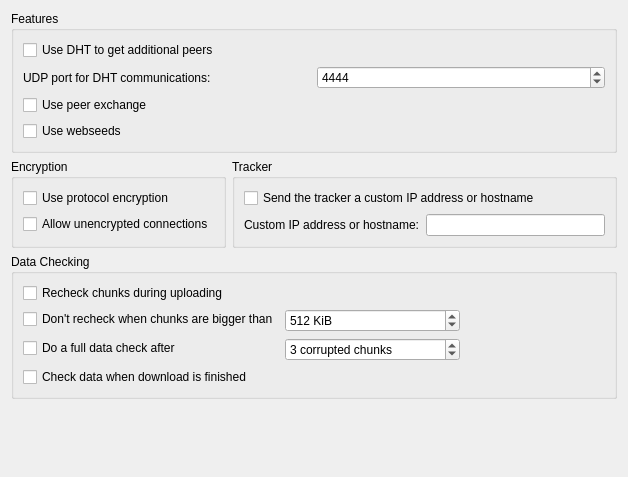
KDE/ktorrent, file ktorrent/btpref.ui: the form before one commit.
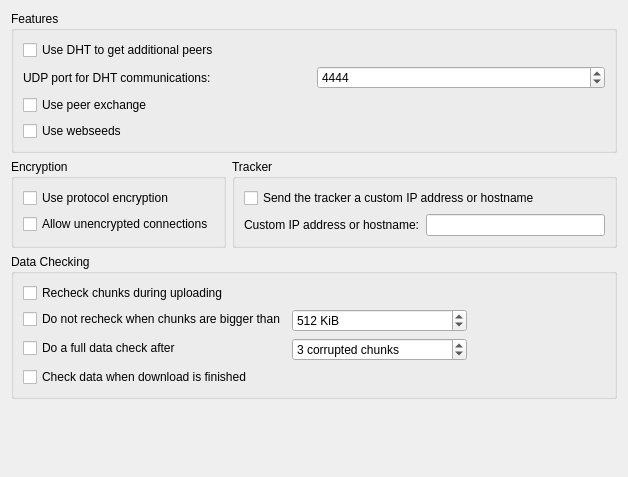
The form after the commit.

The edit to the form file:
```diff
--- a/ktorrent/btpref.ui
+++ b/ktorrent/btpref.ui
@@ -186,7 +186,7 @@
            <string>Because rechecking big chunks can take a lot of time, the recheck can be disabled when the chunks are bigger then a certain size.</string>
           </property>
           <property name="text" >
-           <string>Don't recheck when chunks are bigger than</string>
+           <string>Do not recheck when chunks are bigger than</string>
           </property>
          </widget>
         </item>
```
